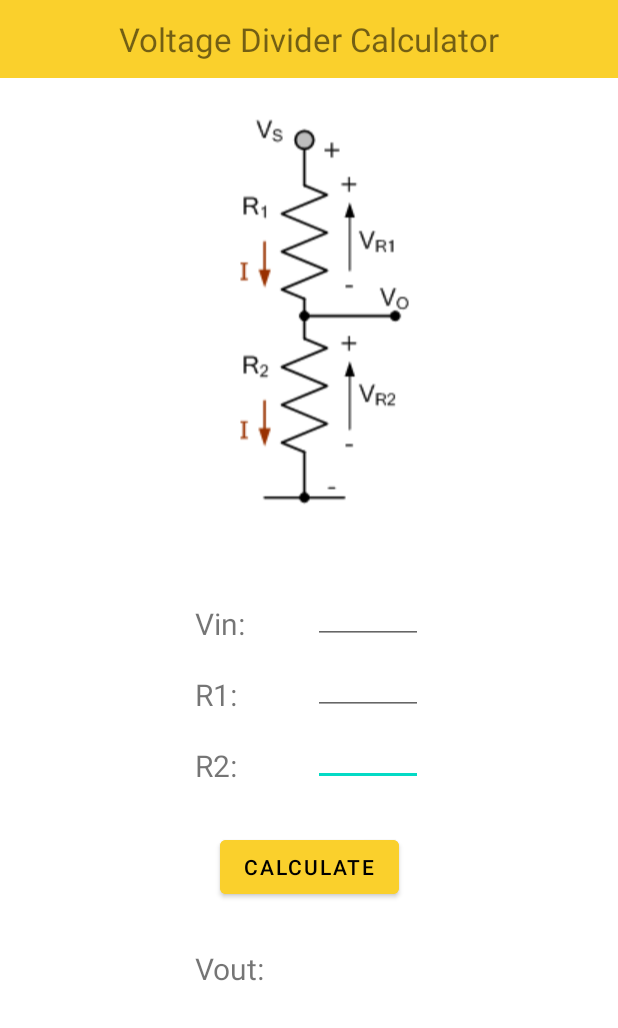
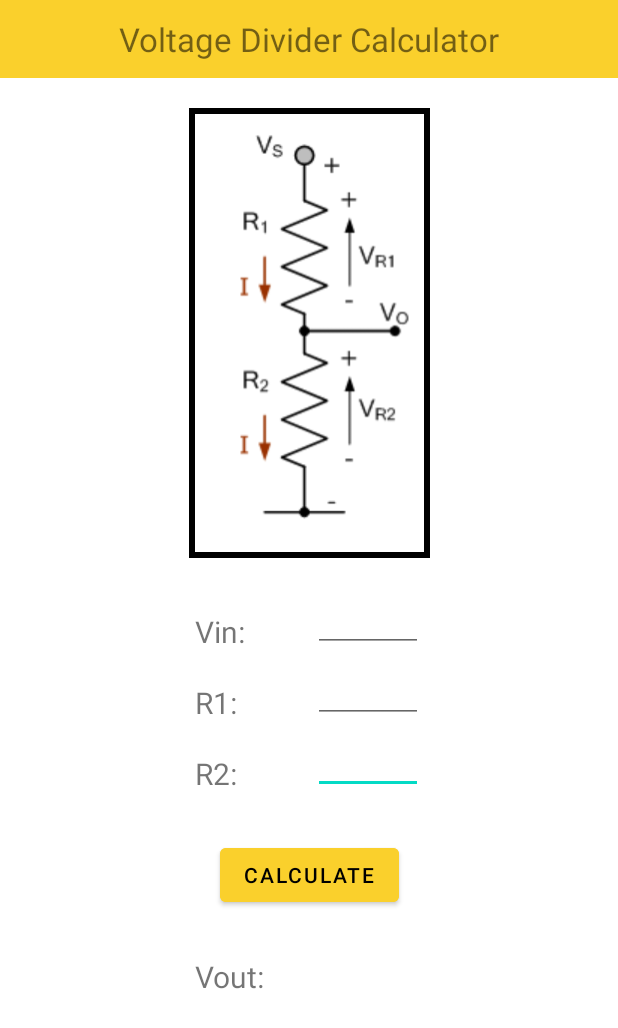
Before and after one commit to matsouto/RCircuitCalc, an Android app: the layout activity_main.xml on its own in the app's theme, with its tools: preview values and no code run, on a phone screen of 412 x 824 dp. Shown: the top 1028 px of the screen. Run offline under Robolectric (Android 15) with nearby library versions, the phone set to English and light mode, and no system bars.

Commit message:
Remove nav,status and action bars

```diff
--- a/app/src/main/java/com/souto/rcircuitcalc/MainActivity.java
+++ b/app/src/main/java/com/souto/rcircuitcalc/MainActivity.java
@@ -3,12 +3,26 @@ package com.souto.rcircuitcalc;
 import androidx.appcompat.app.AppCompatActivity;
 
 import android.os.Bundle;
+import android.view.View;
+import android.view.Window;
+import android.view.WindowManager;
 
 public class MainActivity extends AppCompatActivity {
 
     @Override
     protected void onCreate(Bundle savedInstanceState) {
         super.onCreate(savedInstanceState);
+
+        // This would remove the navigation and status bar
+        //getWindow().getDecorView().setSystemUiVisibility(View.SYSTEM_UI_FLAG_HIDE_NAVIGATION); // Navigation
+        //getWindow().setFlags(WindowManager.LayoutParams.FLAG_FULLSCREEN,WindowManager.LayoutParams.FLAG_FULLSCREEN); // Status
+
+        // The next 2 lines remove the status bar on top of the screen
+        requestWindowFeature(Window.FEATURE_NO_TITLE);
+        this.getWindow().setFlags(WindowManager.LayoutParams.FLAG_FULLSCREEN,WindowManager.LayoutParams.FLAG_FULLSCREEN);
+
+        getSupportActionBar().hide(); // Removes the action bar on top
+
         setContentView(R.layout.activity_main);
     }
 }
--- /dev/null
+++ b/app/src/main/res/drawable/border.xml
@@ -0,0 +1,10 @@
+<?xml version="1.0" encoding="utf-8"?>
+<selector xmlns:android="http://schemas.android.com/apk/res/android">
+    <item>
+        <shape android:shape="rectangle">
+            <stroke
+                android:color="@color/black"
+                android:width="4dp" />
+        </shape>
+    </item>
+</selector>
--- a/app/src/main/res/layout/activity_main.xml
+++ b/app/src/main/res/layout/activity_main.xml
@@ -10,7 +10,7 @@
 
 
     <EditText
-        android:id="@+id/editTextNumberDecimal5"
+        android:id="@+id/inpR2"
         android:layout_width="73dp"
         android:layout_height="27dp"
         android:layout_marginTop="20dp"
@@ -18,10 +18,10 @@
         android:ems="10"
         android:inputType="numberDecimal"
         app:layout_constraintEnd_toEndOf="parent"
-        app:layout_constraintTop_toBottomOf="@+id/editTextNumberDecimal4" />
+        app:layout_constraintTop_toBottomOf="@+id/inpR1" />
 
     <EditText
-        android:id="@+id/editTextNumberDecimal4"
+        android:id="@+id/inpR1"
         android:layout_width="73dp"
         android:layout_height="27dp"
         android:layout_marginTop="20dp"
@@ -29,29 +29,29 @@
         android:ems="10"
         android:inputType="numberDecimal"
         app:layout_constraintEnd_toEndOf="parent"
-        app:layout_constraintTop_toBottomOf="@+id/editTextNumberDecimal2" />
+        app:layout_constraintTop_toBottomOf="@+id/inpVin" />
 
     <EditText
-        android:id="@+id/editTextNumberDecimal2"
+        android:id="@+id/inpVin"
         android:layout_width="73dp"
         android:layout_height="27dp"
-        android:layout_marginTop="40dp"
+        android:layout_marginTop="35dp"
         android:layout_marginEnd="130dp"
         android:ems="10"
         android:inputType="numberDecimal"
         app:layout_constraintEnd_toEndOf="parent"
-        app:layout_constraintTop_toBottomOf="@+id/imageView2" />
+        app:layout_constraintTop_toBottomOf="@+id/imgVoltDiv" />
 
     <TextView
         android:id="@+id/txtVin"
         android:layout_width="wrap_content"
         android:layout_height="wrap_content"
         android:layout_marginStart="130dp"
-        android:layout_marginTop="40dp"
+        android:layout_marginTop="35dp"
         android:text="Vin:"
         android:textSize="20sp"
         app:layout_constraintStart_toStartOf="parent"
-        app:layout_constraintTop_toBottomOf="@+id/imageView2" />
+        app:layout_constraintTop_toBottomOf="@+id/imgVoltDiv" />
 
     <TextView
         android:id="@+id/txtR1"
@@ -96,13 +96,15 @@
         android:textColor="@color/black"
         app:layout_constraintEnd_toEndOf="parent"
         app:layout_constraintStart_toStartOf="parent"
-        app:layout_constraintTop_toBottomOf="@+id/editTextNumberDecimal5" />
+        app:layout_constraintTop_toBottomOf="@+id/inpR2" />
 
     <ImageView
-        android:id="@+id/imageView2"
+        android:id="@+id/imgVoltDiv"
         android:layout_width="wrap_content"
         android:layout_height="300dp"
-        android:layout_marginTop="10dp"
+        android:layout_marginTop="20dp"
+        android:background="@drawable/border"
+        android:padding="5dp"
         android:scaleX="1"
         app:layout_constraintEnd_toEndOf="parent"
         app:layout_constraintHorizontal_bias="0.5"
```
